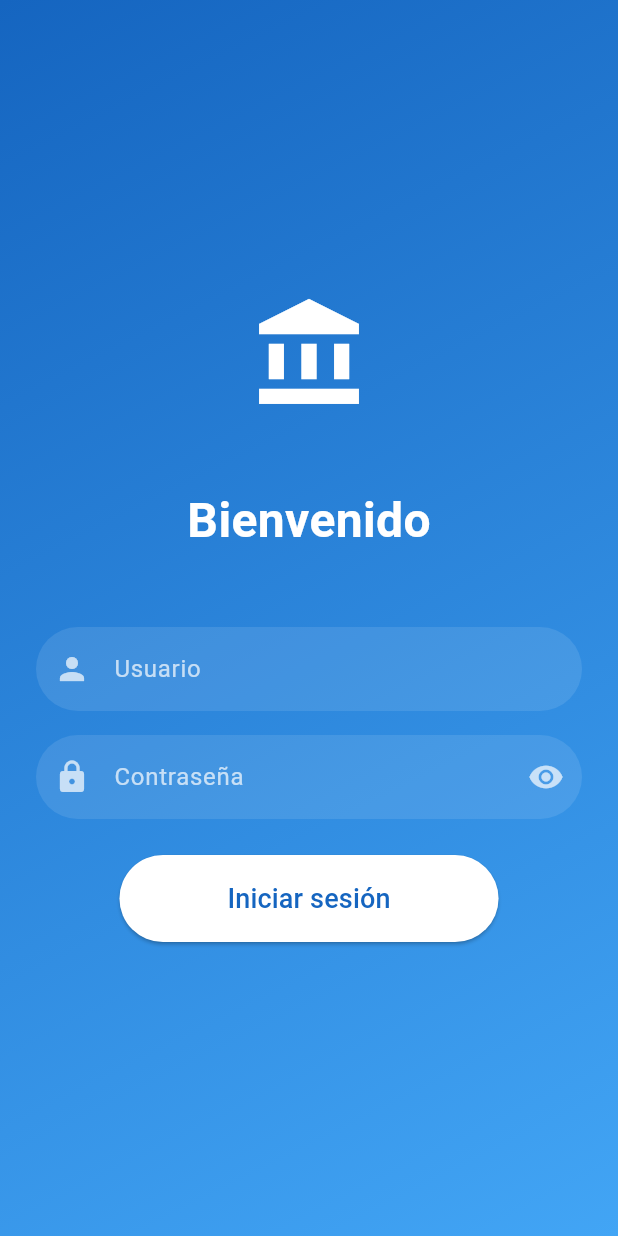
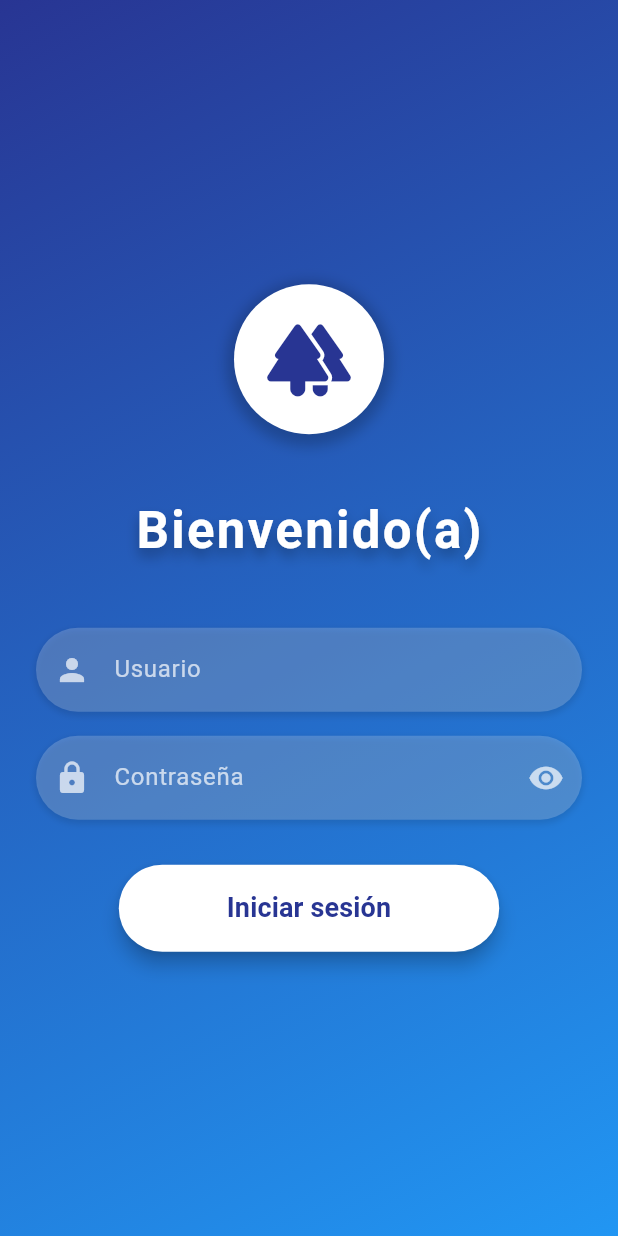
Before and after one commit to LeizarM/billing, a Flutter app: the screen it shows after launch, on a phone screen of 412 x 824 dp. Run offline on Flutter 3.47's test engine with Material 3 defaults, Android fonts, the phone set to English and light mode, and no system bars; our stand-ins replace dio, sembast, sembast_web, shared_preferences, universal_platform; accounts and stored records are empty.

Commit message:
refactor: Update login screen design and add modern styling
The login screen design has been updated to have a more modern look. Changes include:
- Updated background gradient colors
- Added shadow effect to the app logo
- Changed the welcome title to include "(a)" for inclusivity
- Adjusted spacing and font styles for better readability
- Added box shadow and background color to form input fields

This commit also includes changes to the recent user commits:
- "adding support web and changing sqlflite by sembast"
- "Init commit"

```diff
--- a/lib/presentation/auth/login_screen.dart
+++ b/lib/presentation/auth/login_screen.dart
@@ -63,13 +63,13 @@ class _LoginScreenState extends State<LoginScreen> {
     return Scaffold(
       body: Stack(
         children: [
-          // Fondo con gradiente
+          // Fondo con diseño más moderno
           Container(
             decoration: BoxDecoration(
               gradient: LinearGradient(
                 begin: Alignment.topLeft,
                 end: Alignment.bottomRight,
-                colors: [Colors.blue.shade800, Colors.blue.shade400],
+                colors: [Colors.indigo.shade800, Colors.blue.shade500],
               ),
             ),
           ),
@@ -80,23 +80,48 @@ class _LoginScreenState extends State<LoginScreen> {
                 child: Column(
                   mainAxisAlignment: MainAxisAlignment.center,
                   children: [
-                    // Logo o icono de la app
-                    const Icon(
-                      Icons.account_balance,
-                      size: 80,
-                      color: Colors.white,
+                    // Logo o icono de la app con efecto de sombra
+                    Container(
+                      decoration: BoxDecoration(
+                        shape: BoxShape.circle,
+                        boxShadow: [
+                          BoxShadow(
+                            color: Colors.black.withOpacity(0.2),
+                            spreadRadius: 5,
+                            blurRadius: 7,
+                            offset: Offset(0, 3),
                           ),
-                    const SizedBox(height: 48),
-                    // Título de bienvenida
-                    const Text(
-                      'Bienvenido',
+                        ],
+                      ),
+                      child: CircleAvatar(
+                        radius: 50,
+                        backgroundColor: Colors.white,
+                        child: Icon(
+                          Icons.forest_rounded,
+                          size: 60,
+                          color: Colors.indigo.shade800,
+                        ),
+                      ),
+                    ),
+                    const SizedBox(height: 40),
+                    // Título de bienvenida con estilo moderno
+                    Text(
+                      'Bienvenido(a)',
                       style: TextStyle(
-                        fontSize: 32,
+                        fontSize: 34,
                         fontWeight: FontWeight.bold,
                         color: Colors.white,
+                        letterSpacing: 1.5,
+                        shadows: [
+                          Shadow(
+                            blurRadius: 10.0,
+                            color: Colors.black.withOpacity(0.3),
+                            offset: Offset(0, 5),
+                          ),
+                        ],
                       ),
                     ),
-                    const SizedBox(height: 48),
+                    const SizedBox(height: 40),
                     // Formulario de login
                     Form(
                       key: _formKey,
@@ -141,7 +166,7 @@ class _LoginScreenState extends State<LoginScreen> {
                               },
                             ),
                           ),
-                          const SizedBox(height: 24),
+                          const SizedBox(height: 30),
                           // Botón de inicio de sesión
                           ElevatedButton(
                             onPressed: _isLoading ? null : _login,
@@ -155,21 +180,25 @@ class _LoginScreenState extends State<LoginScreen> {
                                       child: CircularProgressIndicator(
                                         valueColor:
                                             AlwaysStoppedAnimation<Color>(
-                                                Colors.blue.shade800),
+                                                Colors.indigo.shade800),
                                         strokeWidth: 2,
                                       ),
                                     )
                                   : const Text(
                                       'Iniciar sesión',
-                                      style: TextStyle(fontSize: 18),
+                                      style: TextStyle(
+                                        fontSize: 18,
+                                        fontWeight: FontWeight.bold,
+                                      ),
                                     ),
                             ),
                             style: ElevatedButton.styleFrom(
                               backgroundColor: Colors.white,
-                              foregroundColor: Colors.blue.shade800,
+                              foregroundColor: Colors.indigo.shade800,
                               shape: RoundedRectangleBorder(
                                 borderRadius: BorderRadius.circular(30),
                               ),
+                              elevation: 5,
                             ),
                           )
                         ],
@@ -193,7 +222,19 @@ class _LoginScreenState extends State<LoginScreen> {
     bool obscureText = false,
     Widget? suffixIcon,
   }) {
-    return TextFormField(
+    return Container(
+      decoration: BoxDecoration(
+        borderRadius: BorderRadius.circular(30),
+        boxShadow: [
+          BoxShadow(
+            color: Colors.black.withOpacity(0.1),
+            spreadRadius: 1,
+            blurRadius: 3,
+            offset: Offset(0, 2),
+          ),
+        ],
+      ),
+      child: TextFormField(
         controller: controller,
         obscureText: obscureText,
         style: const TextStyle(color: Colors.white),
@@ -202,7 +243,7 @@ class _LoginScreenState extends State<LoginScreen> {
           hintText: hintText,
           hintStyle: const TextStyle(color: Colors.white70),
           filled: true,
-        fillColor: Colors.white.withOpacity(0.1),
+          fillColor: Colors.white.withOpacity(0.2),
           border: OutlineInputBorder(
             borderRadius: BorderRadius.circular(30),
             borderSide: BorderSide.none,
@@ -210,6 +251,7 @@ class _LoginScreenState extends State<LoginScreen> {
           suffixIcon: suffixIcon,
         ),
         validator: validator,
+      ),
     );
   }
 }
```
Lines whose indentation alone changed are shown as unchanged.
